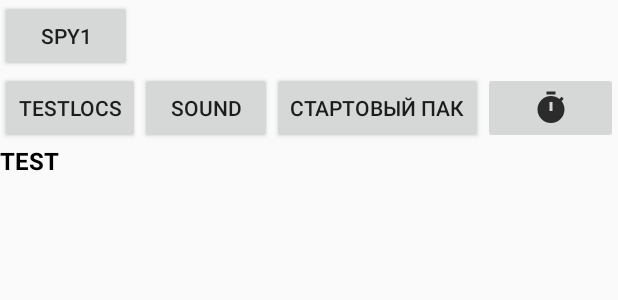
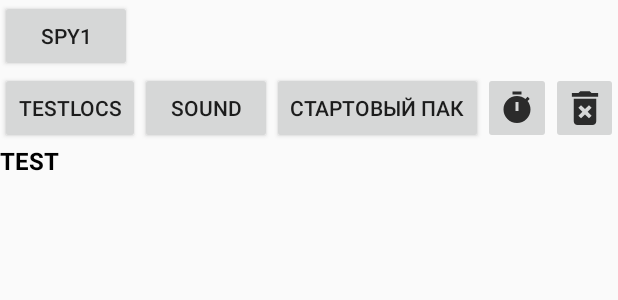
Before and after one commit to Iwantrepository/Spyfall, an Android app: the layout activity_info_bar.xml on its own in the app's theme, with its tools: preview values and no code run, on a phone screen of 412 x 824 dp. Shown: the top 300 px of the screen. Run offline under Robolectric (Android 15) with nearby library versions, the phone set to English and light mode, and no system bars.

Commit message:
Хардсейв работает только с таймером

```diff
--- a/app/src/main/java/com/example/spyfall/ForegroundTimer.java
+++ b/app/src/main/java/com/example/spyfall/ForegroundTimer.java
@@ -85,7 +85,7 @@ public class ForegroundTimer extends Service {
 
             SharedPreferences sharedPreferences;
 
-            sharedPreferences = getSharedPreferences(getString(R.string.preferenceFileKey),MODE_MULTI_PROCESS);
+            sharedPreferences = getSharedPreferences(getString(R.string.preferenceFileKey),MODE_PRIVATE);
 
             sharedPreferences.edit().putBoolean("isWork", true).apply();
 
--- a/app/src/main/java/com/example/spyfall/infoBar.java
+++ b/app/src/main/java/com/example/spyfall/infoBar.java
@@ -240,4 +240,9 @@ public class infoBar extends AppCompatActivity {
         timePickerDialog.setTitle("Select Time");
         timePickerDialog.show();
     }
+
+    public void imageButtonClearSharedPrefs(View view) {
+        getSharedPreferences(getString(R.string.preferenceFileKey),MODE_PRIVATE).edit().clear().apply();
+        Toast.makeText(getApplicationContext(), "Сохранение состояния обнулено", Toast.LENGTH_LONG).show();
+    }
 }
--- a/app/src/main/res/layout/activity_info_bar.xml
+++ b/app/src/main/res/layout/activity_info_bar.xml
@@ -55,6 +55,14 @@
             android:onClick="imageButtonCustomTime"
             app:srcCompat="@drawable/ic_timer_on" />
 
+        <ImageButton
+            android:id="@+id/imageButtonClearSharedPrefs"
+            android:layout_width="wrap_content"
+            android:layout_height="match_parent"
+            android:layout_weight="1"
+            android:onClick="imageButtonClearSharedPrefs"
+            app:srcCompat="@drawable/ic_trash" />
+
     </LinearLayout>
 
     <ScrollView
```
Also changed, not shown: app/src/main/java/com/example/spyfall/MainActivity.java (+83 -55 lines).
